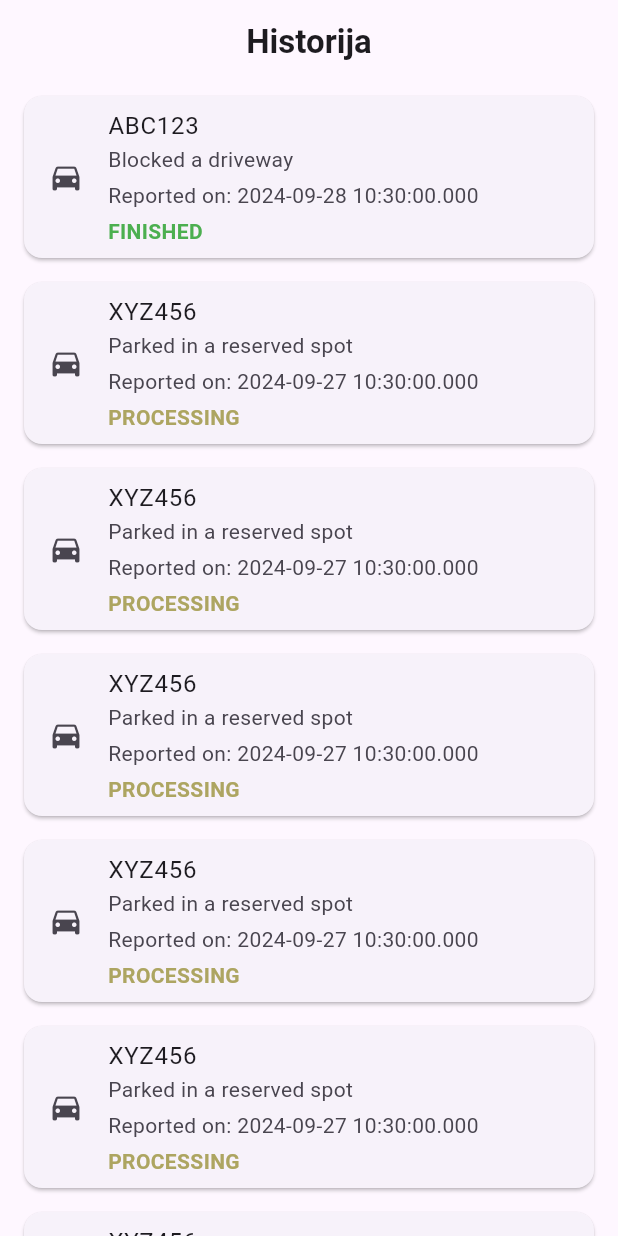
After one commit to amarderschrecklicher/ZagradioMeApp, a Flutter app: the HistoryScreen screen opened directly, on a phone screen of 412 x 824 dp. The commit adds this screen. Run offline on Flutter 3.47's test engine with Material 3 defaults, Android fonts, the light colour scheme and no system bars; our stand-ins replace geolocator, google_maps_flutter, image_picker, permission_handler.

Commit message:
added history of reports

```diff
--- /dev/null
+++ b/zagradio_me_front/lib/components/bottom_nav.dart
@@ -0,0 +1,49 @@
+import 'package:flutter/material.dart';
+import 'package:zagradio_me/screens/report_screen.dart';
+import 'package:zagradio_me/screens/history_screen.dart';
+
+class MainScreen extends StatefulWidget {
+  const MainScreen({Key? key}) : super(key: key);
+
+  @override
+  _MainScreenState createState() => _MainScreenState();
+}
+
+class _MainScreenState extends State<MainScreen> {
+  int _selectedIndex = 0;
+
+  // List of screens to switch between
+  final List<Widget> _screens = [
+    const ReportScreen(),
+    HistoryScreen(),
+  ];
+
+  void _onItemTapped(int index) {
+    setState(() {
+      _selectedIndex = index;
+    });
+  }
+
+  @override
+  Widget build(BuildContext context) {
+    return Scaffold(
+
+      body: _screens[_selectedIndex],  // Display the current screen
+      bottomNavigationBar: BottomNavigationBar(
+        items: const <BottomNavigationBarItem>[
+          BottomNavigationBarItem(
+            icon: Icon(Icons.home),
+            label: 'Home',
+          ),
+          BottomNavigationBarItem(
+            icon: Icon(Icons.history),
+            label: 'History',
+          ),
+        ],
+        currentIndex: _selectedIndex,
+        selectedItemColor: Colors.blue,
+        onTap: _onItemTapped,
+      ),
+    );
+  }
+}
--- /dev/null
+++ b/zagradio_me_front/lib/components/history_card.dart
@@ -0,0 +1,46 @@
+import 'package:flutter/material.dart';
+
+class HistoryCard extends StatelessWidget {
+  final String plateNumber;
+  final String description;
+  final DateTime date;
+  final String status;
+
+  const HistoryCard({
+    Key? key,
+    required this.plateNumber,
+    required this.description,
+    required this.date,
+    required this.status,
+  }) : super(key: key);
+
+  @override
+  Widget build(BuildContext context) {
+
+    Color statusColor = status == 'finished' ? Colors.green : Color.fromARGB(255, 173, 165, 97);
+
+    return Card(
+      margin: const EdgeInsets.symmetric(vertical: 8, horizontal: 16),
+      child: ListTile(
+        leading: const Icon(Icons.directions_car),
+        title: Text(plateNumber),
+        subtitle: Column(
+          crossAxisAlignment: CrossAxisAlignment.start,
+          children: [
+            Text(description),
+            const SizedBox(height: 4),
+            Text('Reported on: ${date.toLocal()}'),
+            const SizedBox(height: 4),
+            Text(
+              status.toUpperCase(),
+              style: TextStyle(
+                color: statusColor,
+                fontWeight: FontWeight.bold,
+              ),
+            )
+          ],
+        ),
+      ),
+    );
+  }
+}
--- a/zagradio_me_front/lib/main.dart
+++ b/zagradio_me_front/lib/main.dart
@@ -1,6 +1,7 @@
 import 'package:flutter/material.dart';
-import 'home_screen.dart';
-import 'register_screen.dart';
+import 'screens/register_screen.dart';
+import 'package:zagradio_me/components/bottom_nav.dart';
+
 
 void main() {
   runApp(const MyApp());
@@ -93,7 +94,7 @@ class _LoginScreenState extends State<LoginScreen> {
                         if (_formKey.currentState!.validate()) {
                           _formKey.currentState!.save();
                           Navigator.push(context,
-                          MaterialPageRoute(builder: (context)=> HomeScreen()));
+                          MaterialPageRoute(builder: (context)=> MainScreen()));
                         }
                       },
                       child: const Text('Login'),
--- /dev/null
+++ b/zagradio_me_front/lib/screens/history_screen.dart
@@ -0,0 +1,119 @@
+import 'package:flutter/material.dart';
+import 'package:flutter/widgets.dart';
+import 'package:zagradio_me/components/history_card.dart';
+
+class HistoryScreen extends StatelessWidget {
+final List<Map<String, dynamic>> historyReports = [
+    {
+      'plateNumber': 'ABC123',
+      'description': 'Blocked a driveway',
+      'date': DateTime.now().subtract(const Duration(days: 1)),
+      'status': 'finished', // Report status
+    },
+    {
+      'plateNumber': 'XYZ456',
+      'description': 'Parked in a reserved spot',
+      'date': DateTime.now().subtract(const Duration(days: 2)),
+      'status': 'processing', // Report status
+    },
+        {
+      'plateNumber': 'XYZ456',
+      'description': 'Parked in a reserved spot',
+      'date': DateTime.now().subtract(const Duration(days: 2)),
+      'status': 'processing', // Report status
+    },
+        {
+      'plateNumber': 'XYZ456',
+      'description': 'Parked in a reserved spot',
+      'date': DateTime.now().subtract(const Duration(days: 2)),
+      'status': 'processing', // Report status
+    },
+        {
+      'plateNumber': 'XYZ456',
+      'description': 'Parked in a reserved spot',
+      'date': DateTime.now().subtract(const Duration(days: 2)),
+      'status': 'processing', // Report status
+    },
+        {
+      'plateNumber': 'XYZ456',
+      'description': 'Parked in a reserved spot',
+      'date': DateTime.now().subtract(const Duration(days: 2)),
+      'status': 'processing', // Report status
+    },
+        {
+      'plateNumber': 'XYZ456',
+      'description': 'Parked in a reserved spot',
+      'date': DateTime.now().subtract(const Duration(days: 2)),
+      'status': 'processing', // Report status
+    },
+        {
+      'plateNumber': 'XYZ456',
+      'description': 'Parked in a reserved spot',
+      'date': DateTime.now().subtract(const Duration(days: 2)),
+      'status': 'processing', // Report status
+    },
+        {
+      'plateNumber': 'XYZ456',
+      'description': 'Parked in a reserved spot',
+      'date': DateTime.now().subtract(const Duration(days: 2)),
+      'status': 'processing', // Report status
+    },
+        {
+      'plateNumber': 'XYZ456',
+      'description': 'Parked in a reserved spot',
+      'date': DateTime.now().subtract(const Duration(days: 2)),
+      'status': 'processing', // Report status
+    },
+        {
+      'plateNumber': 'XYZ456',
+      'description': 'Parked in a reserved spot',
+      'date': DateTime.now().subtract(const Duration(days: 2)),
+      'status': 'processing', // Report status
+    },
+        {
+      'plateNumber': 'XYZ456',
+      'description': 'Parked in a reserved spot',
+      'date': DateTime.now().subtract(const Duration(days: 2)),
+      'status': 'processing', // Report status
+    },
+        {
+      'plateNumber': 'XYZ456',
+      'description': 'Parked in a reserved spot',
+      'date': DateTime.now().subtract(const Duration(days: 2)),
+      'status': 'processing', // Report status
+    },
+        {
+      'plateNumber': 'XYZ456',
+      'description': 'Parked in a reserved spot',
+      'date': DateTime.now().subtract(const Duration(days: 2)),
+      'status': 'processing', // Report status
+    },
+    // Add more reports here
+  ];
+
+ @override
+  Widget build(BuildContext context) {
+    return Scaffold(
+      appBar: AppBar(
+        title: const Text(
+          'Historija',
+           style: TextStyle(fontWeight: FontWeight.bold)
+        ),
+        centerTitle: true,
+        automaticallyImplyLeading: false,
+      ),
+      body: ListView.builder(
+        itemCount: historyReports.length,
+        itemBuilder: (context, index) {
+          final report = historyReports[index];
+          return HistoryCard(
+            plateNumber: report['plateNumber'],
+            description: report['description'],
+            date: report['date'],
+            status: report['status'],
+          );
+        },
+      ),
+    );
+  }
+}
--- a/zagradio_me_front/lib/home_screen.dart
+++ b/zagradio_me_front/lib/screens/report_screen.dart
@@ -7,14 +7,14 @@ import 'dart:io';
 import 'package:permission_handler/permission_handler.dart';
 
 
-class HomeScreen extends StatefulWidget {
-  const HomeScreen({super.key});
+class ReportScreen extends StatefulWidget {
+  const ReportScreen({super.key});
 
   @override
-  _HomeScreenState createState() => _HomeScreenState();
+  _ReportScreenState createState() => _ReportScreenState();
 }
 
-class _HomeScreenState extends State<HomeScreen> {
+class _ReportScreenState extends State<ReportScreen> {
   final TextEditingController _controller = TextEditingController();
   bool _isButtonEnabled = false;
   LatLng? _pickedLocation;
@@ -107,25 +107,12 @@ Future<void> _checkLocationPermission() async {
   @override
   Widget build(BuildContext context) {
     return Scaffold(
-        body: Padding(
+      body: Padding(
       padding: const EdgeInsets.all(36.0),
       child: SingleChildScrollView(
         child: Column(
           crossAxisAlignment: CrossAxisAlignment.stretch,
           children: <Widget>[
-            Align(
-              alignment: Alignment.centerRight,
-              child: ElevatedButton(
-                onPressed: () {
-                  Navigator.pop(context);
-                },
-                child: const Icon(Icons.logout),
-                style: ElevatedButton.styleFrom(
-                  foregroundColor: Colors.blue,
-                  textStyle: TextStyle(fontSize: 18),
-                ),
-              ),
-            ),
             const SizedBox(height: 20),
             const Text(
               'ZagradioMe',
```
Also changed, not shown: zagradio_me_front/lib/screens/register_screen.dart (renamed from zagradio_me_front/lib/register_screen.dart).
